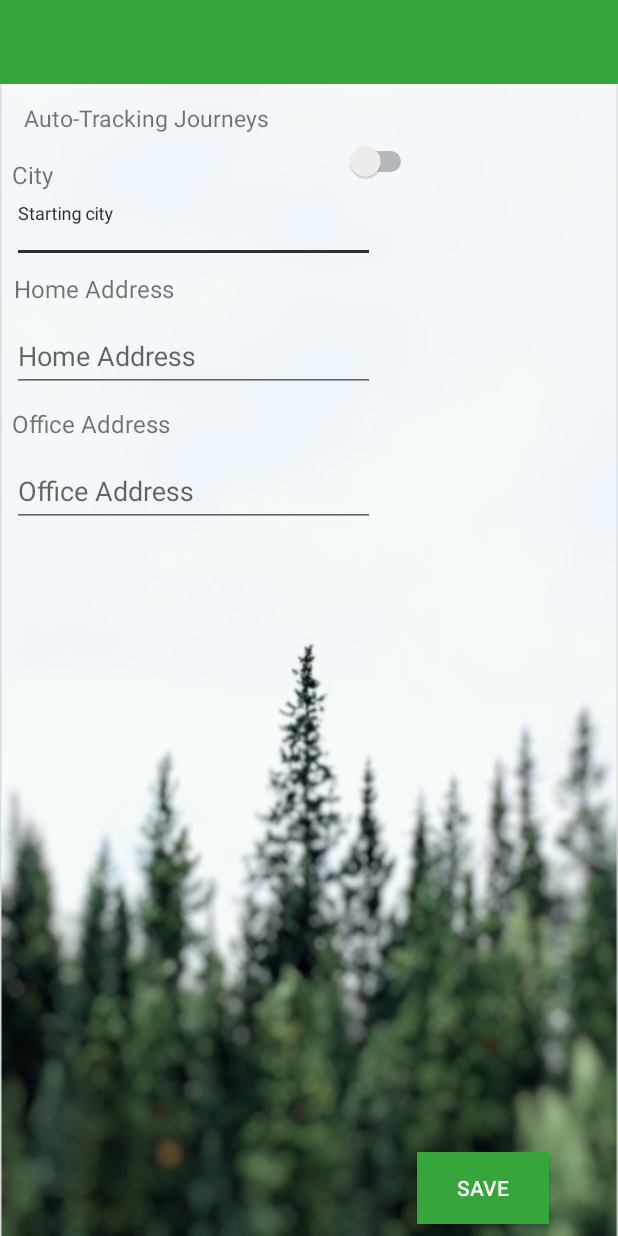
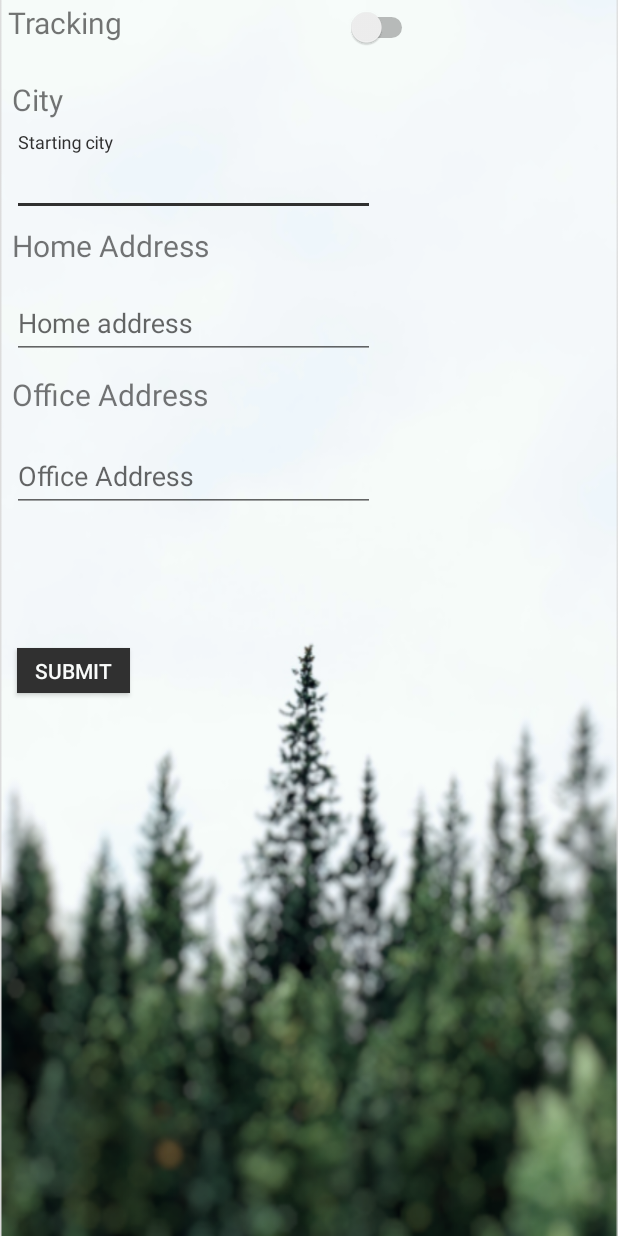
Before and after one commit to aashish7k5/RootCause01, an Android app: the SettingsNew screen opened directly, with no data from a screen before it, on a phone screen of 412 x 824 dp. Run offline under Robolectric (Android 15) with nearby library versions, the phone set to English and light mode, and no system bars.

Commit message:
fixed button deselection

```diff
--- a/app/src/main/java/com/example/aashishkumar/rootcause01/MainActivity.java
+++ b/app/src/main/java/com/example/aashishkumar/rootcause01/MainActivity.java
@@ -36,7 +36,6 @@ public class MainActivity extends AppCompatActivity {
         super.onCreate(savedInstanceState);
         setContentView(R.layout.activity_main);
         tripsfile = new File(getApplicationContext().getFilesDir(), "tripsdata");
-
         settings = new File(getApplicationContext().getFilesDir(), "settings");
     }
 
--- a/app/src/main/java/com/example/aashishkumar/rootcause01/TrackTrip.java
+++ b/app/src/main/java/com/example/aashishkumar/rootcause01/TrackTrip.java
@@ -1,5 +1,6 @@
 package com.example.aashishkumar.rootcause01;
 
+import android.content.Intent;
 import android.graphics.Color;
 import android.graphics.drawable.Drawable;
 import android.os.Bundle;
@@ -82,6 +83,9 @@ public class TrackTrip extends AppCompatActivity {
         }
 
         start.setText(""); end.setText(""); mode = "";
+        Intent intent = new Intent(this, ViewPastTrips.class);
+        startActivity(intent);
+
     }
 
     public void SelectTrain(View view)
@@ -90,6 +94,10 @@ public class TrackTrip extends AppCompatActivity {
             mode = " Train ";
             imageButton = findViewById(R.id.train);
             imageButton.setBackgroundResource(R.drawable.ic_train_clicked);
+            ImageButton imageButton2 = findViewById(R.id.bus);
+            ImageButton imageButton3 = findViewById(R.id.ecar);
+            imageButton2.setBackgroundResource(R.drawable.ic_bus);
+            imageButton3.setBackgroundResource(R.drawable.ic_car);
         }
 
     }
@@ -100,6 +108,10 @@ public class TrackTrip extends AppCompatActivity {
             mode = " Bus ";
             imageButton = findViewById(R.id.bus);
             imageButton.setBackgroundResource(R.drawable.ic_bus_clicked);
+            ImageButton imageButton2 = findViewById(R.id.ecar);
+            ImageButton imageButton3 = findViewById(R.id.train);
+            imageButton2.setBackgroundResource(R.drawable.ic_car);
+            imageButton3.setBackgroundResource(R.drawable.ic_train);
         }
     }
 
@@ -109,6 +121,11 @@ public class TrackTrip extends AppCompatActivity {
             mode = " Car ";
             imageButton = findViewById(R.id.ecar);
             imageButton.setBackgroundResource(R.drawable.ic_car_clicked);
+            ImageButton imageButton2 = findViewById(R.id.bus);
+            ImageButton imageButton3 = findViewById(R.id.train);
+            imageButton2.setBackgroundResource(R.drawable.ic_bus);
+            imageButton3.setBackgroundResource(R.drawable.ic_train);
+
         }
     }
 
--- a/app/src/main/res/layout/activity_settings_new.xml
+++ b/app/src/main/res/layout/activity_settings_new.xml
@@ -3,110 +3,122 @@
 <android.support.constraint.ConstraintLayout tools:context=".SettingsNew" android:layout_height="match_parent" android:layout_width="match_parent" xmlns:tools="http://schemas.android.com/tools" xmlns:app="http://schemas.android.com/apk/res-auto" xmlns:android="http://schemas.android.com/apk/res/android">
 
 
-    <android.support.constraint.ConstraintLayout android:background="@drawable/bg2" android:layout_height="match_parent" android:layout_width="match_parent" app:layout_constraintVertical_bias="0.0" app:layout_constraintTop_toTopOf="parent" app:layout_constraintStart_toStartOf="parent" app:layout_constraintHorizontal_bias="0.0" app:layout_constraintEnd_toEndOf="parent" app:layout_constraintBottom_toBottomOf="parent" >
-        <android.support.design.widget.AppBarLayout
+    <android.support.constraint.ConstraintLayout
         android:layout_width="match_parent"
-            android:layout_height="wrap_content"
-            android:theme="@style/AppTheme.AppBarOverlay"/>
-
-            <android.support.v7.widget.Toolbar
-                android:id="@+id/toolbar"
-                android:layout_width="match_parent"
-                android:layout_height="?attr/actionBarSize"
-                android:background="?attr/colorPrimary"
-                app:popupTheme="@style/AppTheme.PopupOverlay" />
-
+        android:layout_height="match_parent"
+        android:background="@drawable/bg2"
+        app:layout_constraintBottom_toBottomOf="parent"
+        app:layout_constraintEnd_toEndOf="parent"
+        app:layout_constraintHorizontal_bias="0.0"
+        app:layout_constraintStart_toStartOf="parent"
+        app:layout_constraintTop_toTopOf="parent"
+        app:layout_constraintVertical_bias="1.0">
 
         <TextView
             android:id="@+id/textView"
             android:layout_width="wrap_content"
             android:layout_height="wrap_content"
-            android:layout_marginStart="16dp"
-            android:layout_marginTop="12dp"
-            android:text="Auto-Tracking Journeys"
-            android:textSize="15sp"
+            android:layout_marginStart="5dp"
+            android:layout_marginTop="1dp"
+            android:layout_marginBottom="24dp"
+            android:text="Tracking"
+            android:textSize="20sp"
+            app:layout_constraintBottom_toTopOf="@+id/textView2"
             app:layout_constraintStart_toStartOf="parent"
-            app:layout_constraintTop_toBottomOf="@+id/toolbar" />
+            app:layout_constraintTop_toTopOf="parent" />
 
         <Switch
             android:id="@+id/switch1"
             android:layout_width="wrap_content"
             android:layout_height="26dp"
             android:layout_marginStart="23dp"
-            android:layout_marginTop="8dp"
             android:layout_marginEnd="8dp"
             android:layout_marginBottom="8dp"
             app:layout_constraintBottom_toTopOf="@+id/button3"
             app:layout_constraintEnd_toEndOf="parent"
-            app:layout_constraintHorizontal_bias="0.173"
             app:layout_constraintStart_toEndOf="@+id/textView"
             app:layout_constraintTop_toTopOf="parent"
-            app:layout_constraintVertical_bias="0.119" />
+            app:layout_constraintVertical_bias="0.012" />
 
         <TextView
             android:id="@+id/textView2"
             android:layout_width="wrap_content"
             android:layout_height="wrap_content"
             android:layout_marginStart="8dp"
-            android:layout_marginTop="16dp"
+            android:layout_marginTop="24dp"
             android:layout_marginEnd="319dp"
             android:text="City"
-            android:textSize="16sp"
+            android:textSize="20sp"
             app:layout_constraintEnd_toEndOf="parent"
             app:layout_constraintHorizontal_bias="0.0"
             app:layout_constraintStart_toStartOf="parent"
             app:layout_constraintTop_toBottomOf="@+id/textView" />
 
 
-    <android.support.design.widget.TextInputLayout android:layout_height="40dp" android:layout_width="242dp" app:layout_constraintStart_toStartOf="parent" android:layout_marginTop="8dp" android:layout_marginStart="8dp" app:layout_constraintBottom_toTopOf="@+id/textView3" android:id="@+id/textInputLayout" app:layout_constraintTop_toBottomOf="@+id/textView2">
+        <android.support.design.widget.TextInputLayout
+            android:id="@+id/textInputLayout"
+            android:layout_width="242dp"
+            android:layout_height="wrap_content"
+            android:layout_marginStart="8dp"
+            android:layout_marginTop="8dp"
+            app:layout_constraintBottom_toTopOf="@+id/textView3"
+            app:layout_constraintStart_toStartOf="parent"
+            app:layout_constraintTop_toBottomOf="@+id/textView2">
 
-    <android.support.design.widget.TextInputEditText android:id="@+id/startcity" android:layout_height="wrap_content" android:layout_width="242dp" android:hint="Starting city"/>
+            <android.support.design.widget.TextInputEditText
+                android:id="@+id/startcity"
+                android:layout_width="242dp"
+                android:layout_height="wrap_content"
+                android:hint="Starting city" />
 
         </android.support.design.widget.TextInputLayout>
 
         <TextView
             android:id="@+id/textView3"
             android:layout_width="wrap_content"
-            android:layout_height="24dp"
+            android:layout_height="33dp"
             android:layout_marginStart="8dp"
             android:layout_marginTop="6dp"
             android:layout_marginEnd="203dp"
+            android:layout_marginBottom="0dp"
             android:text="Home Address"
-            android:textAlignment="gravity"
-            android:textSize="16sp"
+            android:textSize="20sp"
             app:layout_constraintBottom_toTopOf="@+id/textInputLayout2"
             app:layout_constraintEnd_toEndOf="parent"
-            app:layout_constraintHorizontal_bias="0.014"
+            app:layout_constraintHorizontal_bias="0.0"
             app:layout_constraintStart_toStartOf="parent"
             app:layout_constraintTop_toBottomOf="@+id/textInputLayout" />
 
 
-    -<android.support.design.widget.TextInputLayout
+        -
+
+        <android.support.design.widget.TextInputLayout
+            android:id="@+id/textInputLayout2"
+            android:layout_width="242dp"
             android:layout_height="wrap_content"
-        android:layout_width="242dp"
-        app:layout_constraintStart_toStartOf="parent"
             android:layout_marginStart="8dp"
             app:layout_constraintBottom_toTopOf="@+id/textView4"
-        android:id="@+id/textInputLayout2"
+            app:layout_constraintStart_toStartOf="parent"
             app:layout_constraintTop_toBottomOf="@+id/textView3">
 
             <android.support.design.widget.TextInputEditText
                 android:id="@+id/homecity"
                 android:layout_width="match_parent"
                 android:layout_height="wrap_content"
-            android:hint="Home Address" />
+                android:hint="Home address" />
 
         </android.support.design.widget.TextInputLayout>
 
         <TextView
             android:id="@+id/textView4"
             android:layout_width="wrap_content"
-            android:layout_height="24dp"
+            android:layout_height="36dp"
             android:layout_marginStart="8dp"
             android:layout_marginTop="10dp"
             android:layout_marginEnd="203dp"
+            android:layout_marginBottom="0dp"
             android:text="Office Address"
-            android:textSize="16sp"
+            android:textSize="20sp"
             app:layout_constraintBottom_toTopOf="@+id/textInputLayout3"
             app:layout_constraintEnd_toEndOf="parent"
             app:layout_constraintHorizontal_bias="0.0"
@@ -114,7 +126,14 @@
             app:layout_constraintTop_toBottomOf="@+id/textInputLayout2" />
 
 
-    <android.support.design.widget.TextInputLayout android:layout_height="wrap_content" android:layout_width="242dp" app:layout_constraintStart_toStartOf="parent" android:layout_marginTop="0dp" android:layout_marginStart="8dp" android:id="@+id/textInputLayout3" app:layout_constraintTop_toBottomOf="@+id/textView4">
+        <android.support.design.widget.TextInputLayout
+            android:id="@+id/textInputLayout3"
+            android:layout_width="242dp"
+            android:layout_height="wrap_content"
+            android:layout_marginStart="8dp"
+            android:layout_marginTop="0dp"
+            app:layout_constraintStart_toStartOf="parent"
+            app:layout_constraintTop_toBottomOf="@+id/textView4">
 
             <android.support.design.widget.TextInputEditText
                 android:id="@+id/officecity"
@@ -130,28 +149,38 @@
         <Button
             android:id="@+id/button3"
             style="@style/Widget.AppCompat.Button.Colored"
-            android:layout_width="wrap_content"
-            android:layout_height="wrap_content"
-            android:layout_marginStart="28dp"
-            android:layout_marginEnd="2dp"
-            android:layout_marginBottom="8dp"
-            android:background="@color/colorPrimary"
-            android:text="SAVE"
+            android:layout_width="75dp"
+            android:layout_height="30dp"
+            android:layout_marginTop="24dp"
+            android:layout_marginEnd="276dp"
+            android:layout_marginBottom="296dp"
+            android:background="@color/colorAccent"
             android:onClick="Submit"
+            android:text="Submit"
+            android:textColor="@color/submitButton"
             app:layout_constraintBottom_toBottomOf="parent"
             app:layout_constraintEnd_toEndOf="parent"
-            app:layout_constraintHorizontal_bias="0.0"
-            app:layout_constraintStart_toEndOf="@+id/textInputLayout3" />
+            app:layout_constraintHorizontal_bias="0.19"
+            app:layout_constraintStart_toStartOf="parent"
+            app:layout_constraintTop_toBottomOf="@+id/textInputLayout3" />
+
         <TextView
-            android:layout_width="match_parent"
             android:id="@+id/warning"
+            android:layout_width="300dp"
             android:layout_height="50dp"
+            android:layout_marginStart="5dp"
+            android:layout_marginTop="138dp"
+            android:layout_marginEnd="55dp"
+            android:layout_marginBottom="16dp"
             android:text=""
-            app:layout_constraintBottom_toBottomOf="@+id/button3"
-            tools:layout_editor_absoluteY="3dp" />
+            app:layout_constraintBottom_toBottomOf="parent"
+            app:layout_constraintEnd_toEndOf="parent"
+            app:layout_constraintStart_toStartOf="parent"
+            app:layout_constraintTop_toBottomOf="@+id/button3" />
 
     </android.support.constraint.ConstraintLayout>
 
 
 
+
 </android.support.constraint.ConstraintLayout>
```
Lines whose indentation alone changed are shown as unchanged.
